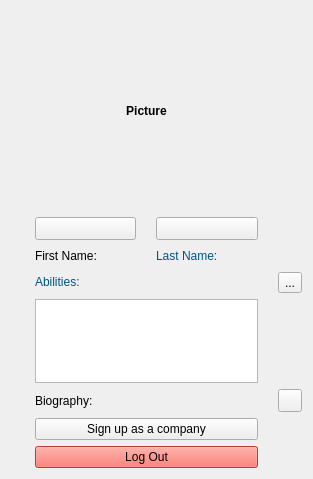
saeedsamimi/InLink, file Components/App/mecomponent.ui: the form before one commit.
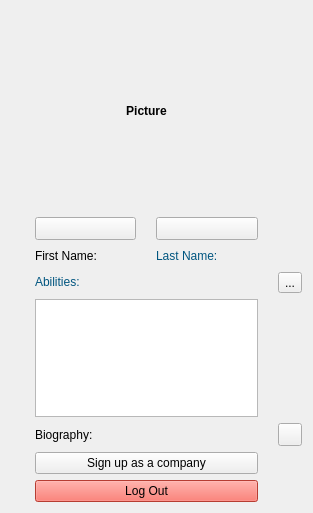
The form after the commit. Icons and pictures are not drawn.

The edit to the form file:
```diff
--- a/Components/App/mecomponent.ui
+++ b/Components/App/mecomponent.ui
@@ -7,7 +7,7 @@
     <x>0</x>
     <y>0</y>
     <width>313</width>
-    <height>479</height>
+    <height>513</height>
    </rect>
   </property>
   <property name="windowTitle">
```
Left out of the diff: 3 changed lines with no effect on the pictures.
